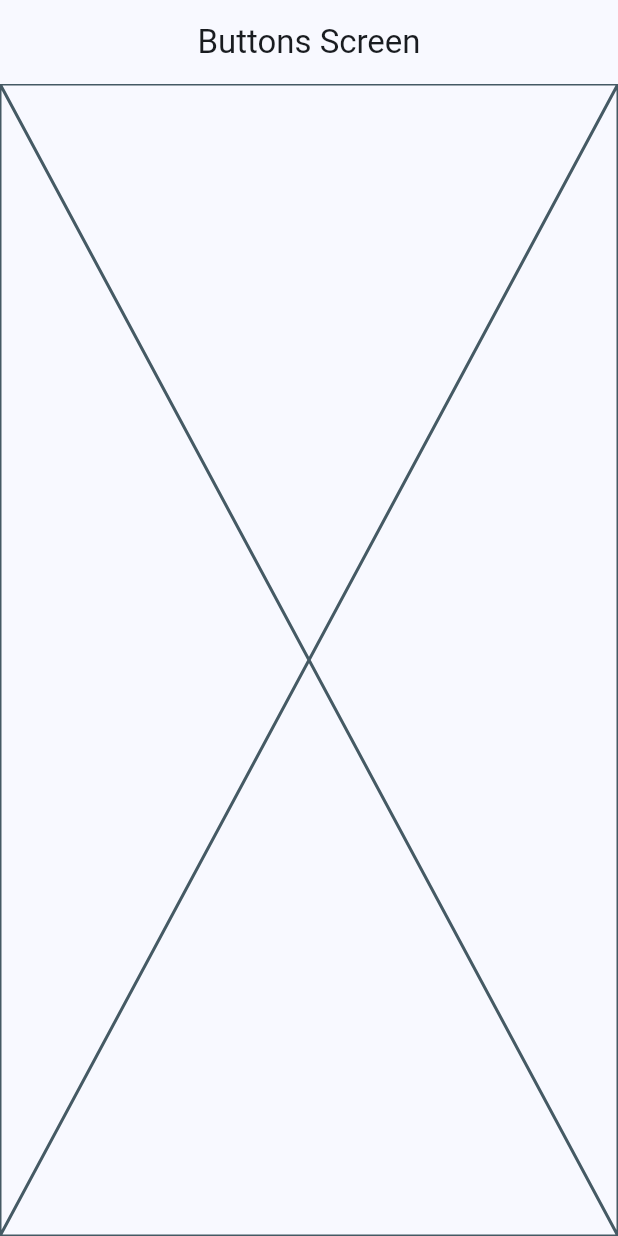
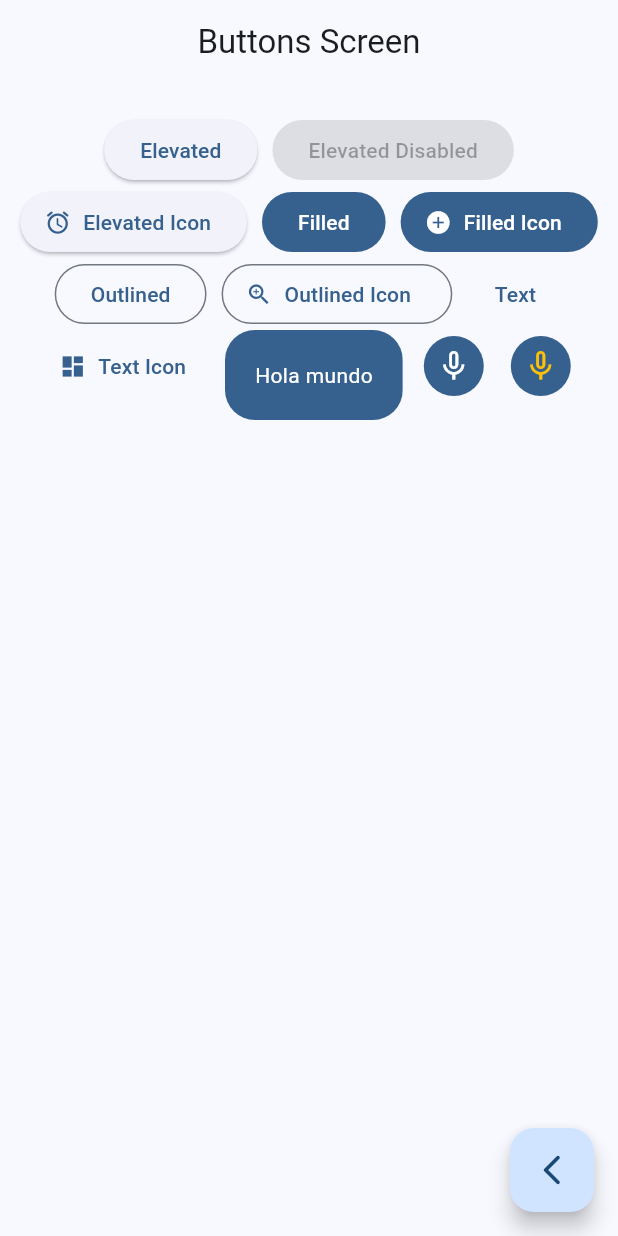
Before and after one commit to NirouNacho/widgets_app, a Flutter app: the ButtonsScreen screen opened by its route, on a phone screen of 412 x 824 dp. Run offline on Flutter 3.47's test engine with Material 3 defaults, Android fonts, the phone set to English and light mode, and no system bars; our stand-ins replace go_router.

Commit message:
buttons screen finished

```diff
--- a/lib/presentation/screens/buttons/buttons_screen.dart
+++ b/lib/presentation/screens/buttons/buttons_screen.dart
@@ -1,7 +1,7 @@
 import 'package:flutter/material.dart';
+import 'package:go_router/go_router.dart';
 
 class ButtonsScreen extends StatelessWidget {
-
   static const String name = 'buttons_screen';
 
   const ButtonsScreen({super.key});
@@ -9,10 +9,99 @@ class ButtonsScreen extends StatelessWidget {
   @override
   Widget build(BuildContext context) {
     return Scaffold(
-      appBar: AppBar(
-        title: const Text('Buttons Screen'),
+        appBar: AppBar(
+          title: const Text('Buttons Screen'),
+        ),
+        body: const _ButtonsView(),
+        floatingActionButton: FloatingActionButton(
+          child: const Icon(Icons.arrow_back_ios_new_rounded),
+          onPressed: () {
+            context.pop();
+          },
+        ));
+  }
+}
+
+class _ButtonsView extends StatelessWidget {
+  const _ButtonsView();
+
+  @override
+  Widget build(BuildContext context) {
+
+    final colors = Theme.of(context).colorScheme;
+
+    return SizedBox(
+      width: double.infinity,
+      child: Padding(
+        padding: const EdgeInsets.symmetric(horizontal: 10, vertical: 20),
+        child: Wrap(
+          spacing: 10,
+          alignment: WrapAlignment.center,
+          children: [
+            ElevatedButton(onPressed: () {}, child: const Text('Elevated')),
+            const ElevatedButton(
+                onPressed: null, child: Text('Elevated Disabled')),
+            ElevatedButton.icon(
+              onPressed: () {},
+              icon: const Icon(Icons.access_alarm_rounded),
+              label: const Text('Elevated Icon'),
+            ),
+            FilledButton(onPressed: () {}, child: const Text('Filled')),
+            FilledButton.icon(
+              onPressed: () {},
+              icon: const Icon(Icons.add_circle_outlined),
+              label: const Text('Filled Icon'),
+            ),
+            OutlinedButton(onPressed: () {}, child: const Text('Outlined')),
+            OutlinedButton.icon(
+                onPressed: () {},
+                icon: const Icon(Icons.zoom_in_sharp),
+                label: const Text('Outlined Icon ')),
+            TextButton(onPressed: () {}, child: const Text('Text')),
+            TextButton.icon(
+                onPressed: () {},
+                icon: const Icon(Icons.dashboard),
+                label: const Text('Text Icon')),
+
+           CustomButton(),
+
+            IconButton.filled(
+                onPressed: () {}, icon: const Icon(Icons.mic_none)),
+            IconButton(
+                onPressed: () {},
+                icon: const Icon(Icons.mic_none),
+                style: ButtonStyle(
+                  backgroundColor: MaterialStatePropertyAll(colors.primary),
+                  iconColor: const MaterialStatePropertyAll(Colors.amber),
+
+                ),),
+          ],
+        ),
       ),
-      body:const Placeholder(),
     );
   }
 }
+
+
+class CustomButton extends StatelessWidget {
+  const CustomButton({super.key});
+
+  @override
+  Widget build(BuildContext context) {
+
+    final colors = Theme.of(context).colorScheme;
+
+    return ClipRRect(
+      borderRadius: BorderRadius.circular(20),
+      child: Material(
+        color: colors.primary,
+        child: InkWell(
+          onTap: (){},
+          child: const Padding(
+            padding:  EdgeInsets.symmetric(horizontal: 20, vertical: 20),
+            child:  Text('Hola mundo', style: TextStyle(color: Colors.white),)),
+        ),
+      ),
+    );
+  }
+}
```
